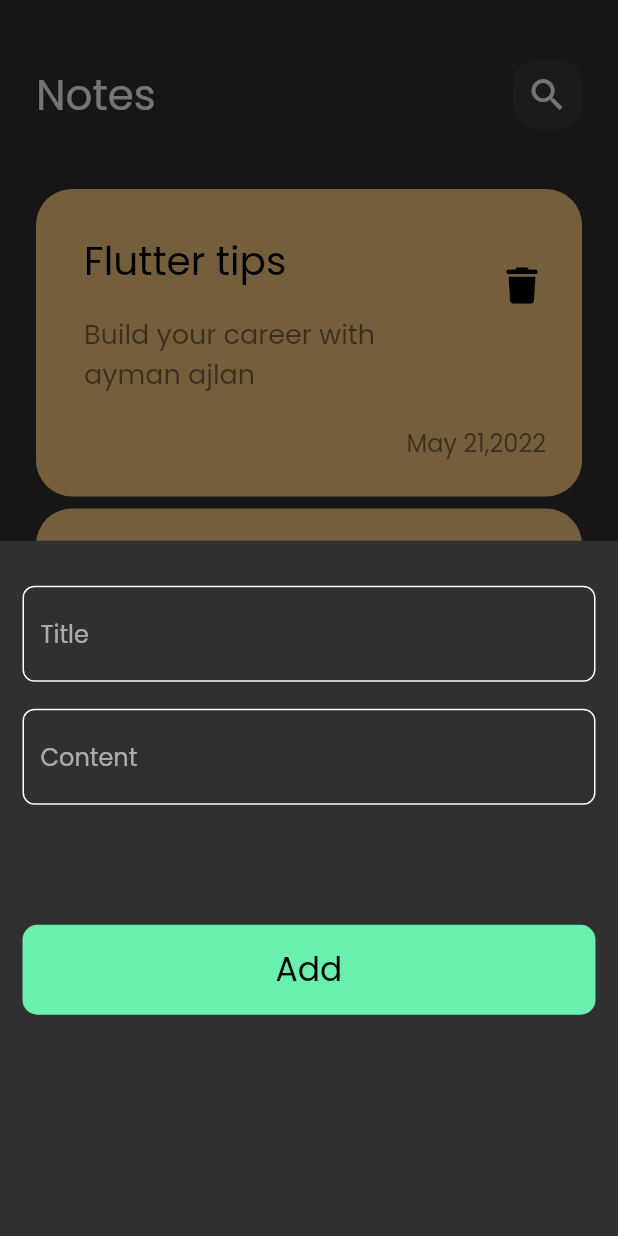
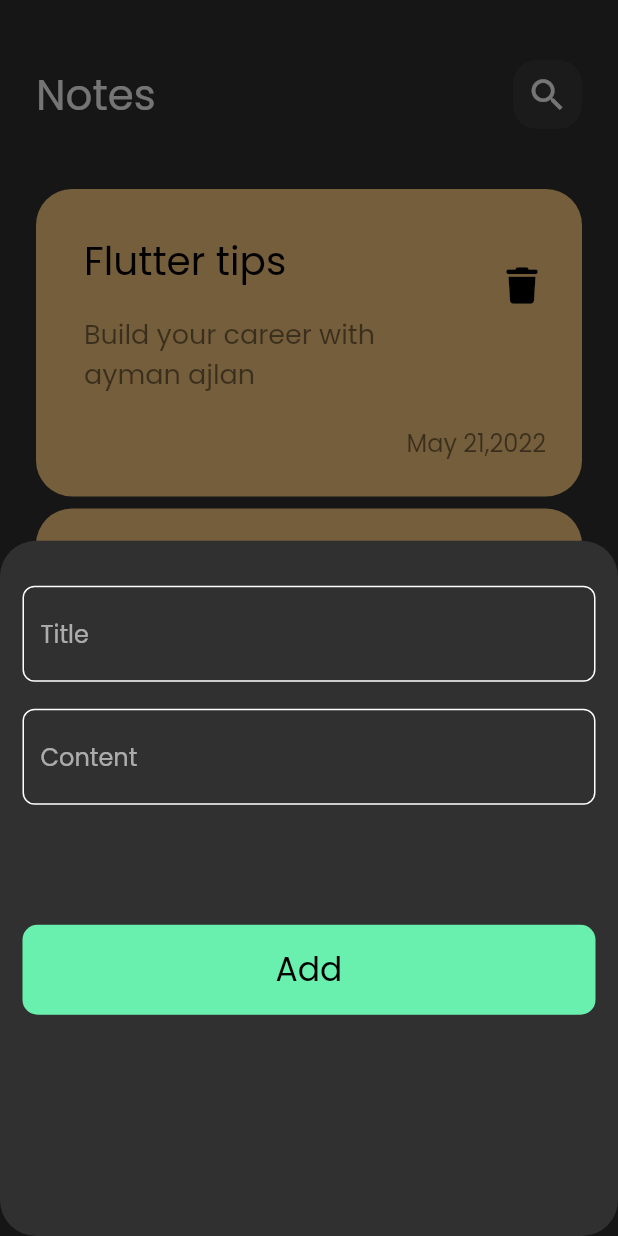
Before and after one commit to aymanabbasabdullah/notes_app, a Flutter app: the screen it shows after launch, after a tap on the "add" icon, on a phone screen of 412 x 824 dp. Run offline on Flutter 3.47's test engine with Material 3 defaults, Android fonts, the phone set to English and light mode, and no system bars; our stand-ins replace font_awesome_flutter.

Commit message:
add border raidus to bottom sheet

```diff
--- a/lib/views/notes_view.dart
+++ b/lib/views/notes_view.dart
@@ -12,6 +12,9 @@ class NotesView extends StatelessWidget {
       floatingActionButton: FloatingActionButton(
         onPressed: () {
           showModalBottomSheet(
+            shape:  RoundedRectangleBorder(
+                borderRadius: BorderRadius.circular(24)
+            ),
               context: context,
               builder: (context) {
                 return const AddNoteBottomSheet();
--- a/lib/widgets/add_note_bottom_sheet.dart
+++ b/lib/widgets/add_note_bottom_sheet.dart
@@ -10,6 +10,7 @@ class AddNoteBottomSheet extends StatelessWidget {
   @override
   Widget build(BuildContext context) {
     return Container(
+
       child: Padding(
         padding: const EdgeInsets.symmetric(vertical: 30,horizontal: 15),
         child: Column(
```
